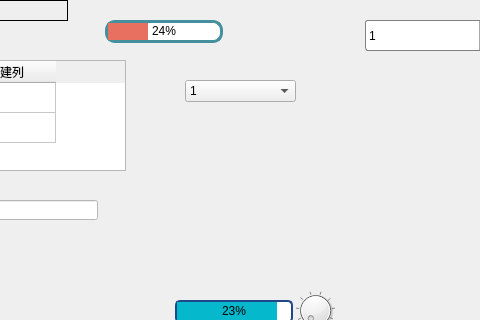
Qt form KCTS/KCTS Project/demo/test.ui (learniuH/work) before a commit; both pictures show x 635 to 1115 and y 0 to 320 of the 1211 by 485 pixel window.
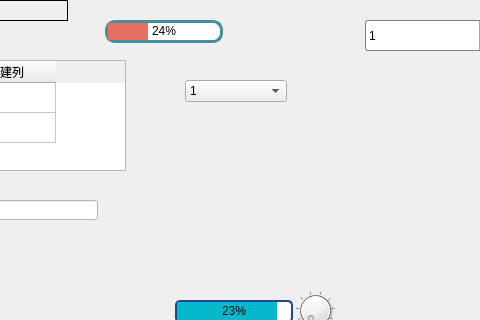
The same form after that commit. Icons and pictures are not drawn.

Commit message: 添加串口助手comboBox界面UI

```diff
--- a/KCTS/KCTS Project/demo/test.ui
+++ b/KCTS/KCTS Project/demo/test.ui
@@ -310,7 +310,7 @@
     <rect>
      <x>820</x>
      <y>80</y>
-     <width>111</width>
+     <width>102</width>
      <height>22</height>
     </rect>
    </property>
@@ -318,16 +318,41 @@
     <enum>Qt::DefaultContextMenu</enum>
    </property>
    <property name="styleSheet">
-    <string notr="true">QComboBox QAbstractItemView {
-	outline: 0px solid gray;
-	border: 2px solid qlineargradient(x1: 0, y1: 0, x2: 0, y2: 1,
-                                      stop: 0 #f6f7fa, stop: 1 #dadbde);
-	color: white;
-	background-color: qlineargradient(x1: 1, y1: 0, x2: 0, y2: 0,
-                                      stop: 0 #404959, stop: 1 #989da5);
-	selection-background-color: #435068;
+    <string notr="true">/* 设置滚动条整体样式 */
+QComboBox QScrollBar:vertical {
+    border: 1px solid #dcdcdc; /* 滚动条边框颜色 */
+    background: #f5f5f5;       /* 滚动条背景颜色 */
+    width: 12px;               /* 滚动条宽度 */
 }
 
+/* 设置滚动条滑块样式 */
+QComboBox QScrollBar::handle:vertical {
+    background: #cccccc;       /* 滑块颜色 */
+    border-radius: 6px;        /* 滑块圆角 */
+    min-height: 20px;          /* 滑块最小高度 */
+}
+
+/* 设置滑块在鼠标悬停时的样式 */
+QComboBox QScrollBar::handle:vertical:hover {
+    background: #aaaaaa;       /* 滑块悬停颜色 */
+}
+
+/* 设置滚动条上箭头和下箭头按钮样式 */
+QComboBox QScrollBar::sub-line,
+QComboBox QScrollBar::add-line {
+    border: 1px solid #dcdcdc; /* 按钮边框颜色 */
+    background: #f5f5f5;       /* 按钮背景颜色 */
+    height: 12px;              /* 按钮高度 */
+    subcontrol-origin: margin; /* 按钮对齐方式 */
+}
+
+
+
+/* 设置滚动条轨道样式 */
+QComboBox QScrollBar::add-page,
+QComboBox QScrollBar::sub-page {
+    background: #eaeaea; /* 滚动条轨道颜色 */
+}
 </string>
    </property>
    <item>
```
Left out of the diff: 23 changed lines with no effect on the pictures. The commit also changes 4 other files.
